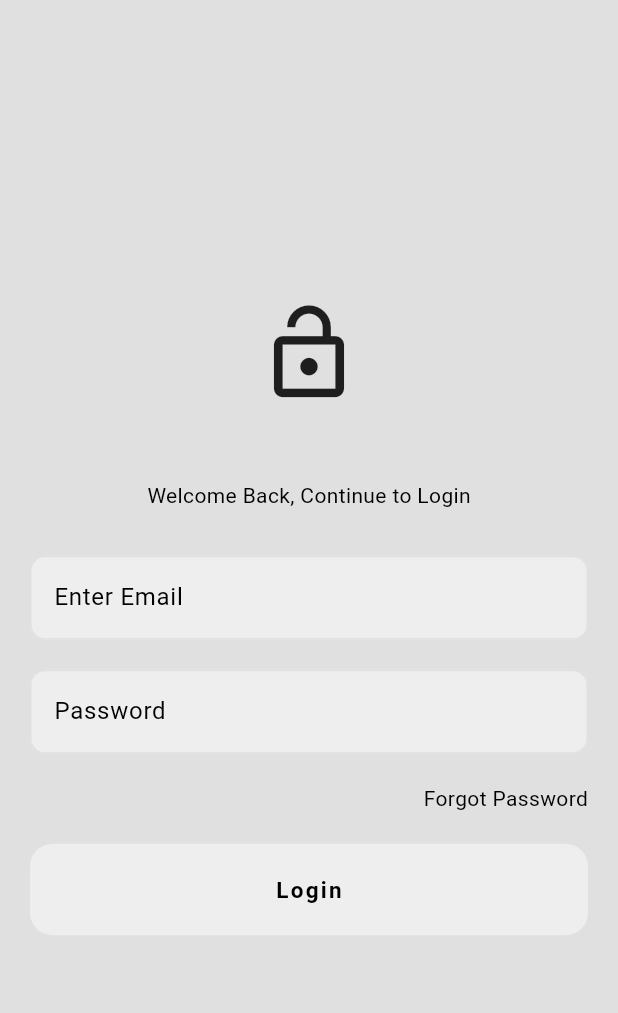
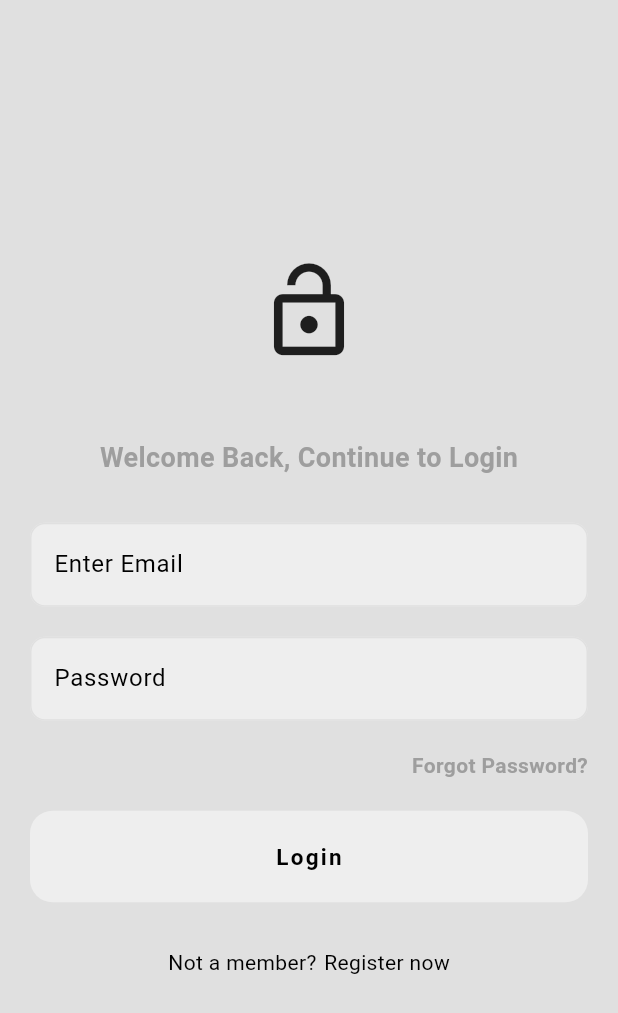
Before and after one commit to Andrew-Marfo/minimal-twitter-clone, a Flutter app: the screen it shows after launch, on a phone screen of 412 x 824 dp. Shown: the top 1013 px of the screen. Run offline on Flutter 3.47's test engine with Material 3 defaults, Android fonts, the phone set to English and light mode, and no system bars.

Commit message:
Register now button

```diff
--- a/lib/components/login_textfield.dart
+++ b/lib/components/login_textfield.dart
@@ -27,6 +27,12 @@ class LoginTextfield extends StatelessWidget {
           ),
           borderRadius: BorderRadius.circular(10),
         ),
+        focusedBorder: OutlineInputBorder(
+          borderSide: BorderSide(
+            color: Theme.of(context).colorScheme.surface,
+          ),
+          borderRadius: BorderRadius.circular(10),
+        ),
       ),
     );
   }
--- a/lib/screens/login_page.dart
+++ b/lib/screens/login_page.dart
@@ -23,7 +23,14 @@ class LoginPage extends StatelessWidget {
                   size: 70,
                 ),
                 const SizedBox(height: 50),
-                const Text('Welcome Back, Continue to Login'),
+                Text(
+                  'Welcome Back, Continue to Login',
+                  style: TextStyle(
+                    color: Theme.of(context).colorScheme.primary,
+                    fontSize: 18,
+                    fontWeight: FontWeight.bold,
+                  ),
+                ),
                 const SizedBox(height: 30),
                 LoginTextfield(
                   hintText: 'Enter Email',
@@ -37,14 +44,32 @@ class LoginPage extends StatelessWidget {
                   obscure: true,
                 ),
                 const SizedBox(height: 20),
-                const Align(
+                Align(
                   alignment: Alignment.centerRight,
-                  child: Text('Forgot Password'),
+                  child: Text(
+                    'Forgot Password?',
+                    style: TextStyle(
+                      color: Theme.of(context).colorScheme.primary,
+                      fontWeight: FontWeight.bold,
+                    ),
+                  ),
                 ),
                 const SizedBox(height: 20),
                 CustomButton(
                   onTap: () {},
                 ),
+                const SizedBox(height: 30),
+                Row(
+                  mainAxisAlignment: MainAxisAlignment.center,
+                  children: [
+                    const Text('Not a member?'),
+                    const SizedBox(width: 5),
+                    GestureDetector(
+                      onTap: () {},
+                      child: const Text('Register now'),
+                    ),
+                  ],
+                )
               ],
             ),
           ),
```
